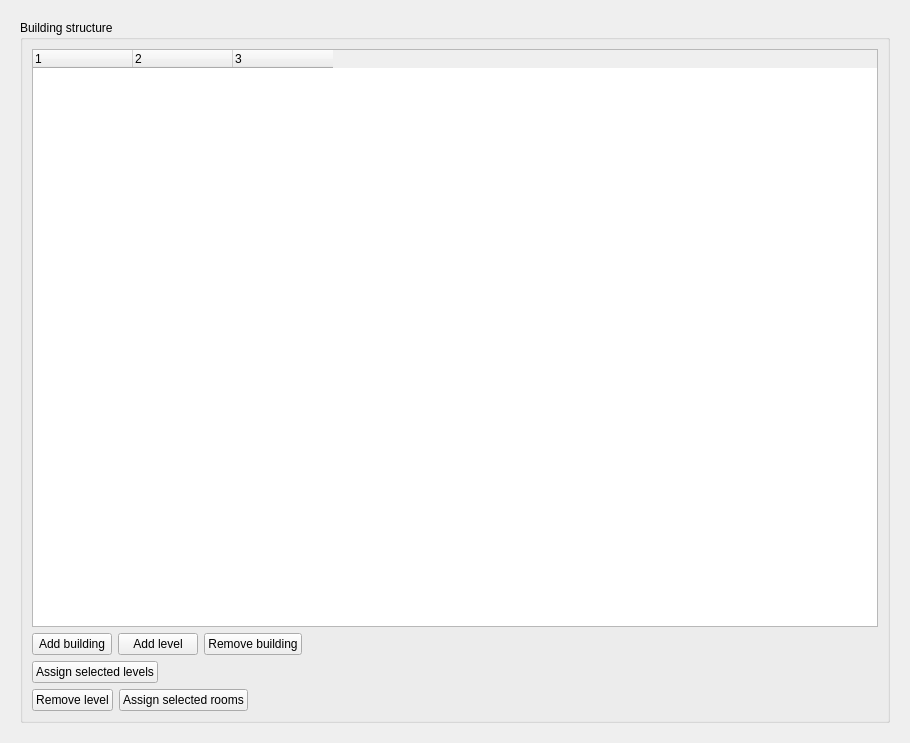
Old version of the form SIM-VICUS/src/SVPropFloorManagerWidget.ui in the repository ghorwin/SIM-VICUS.
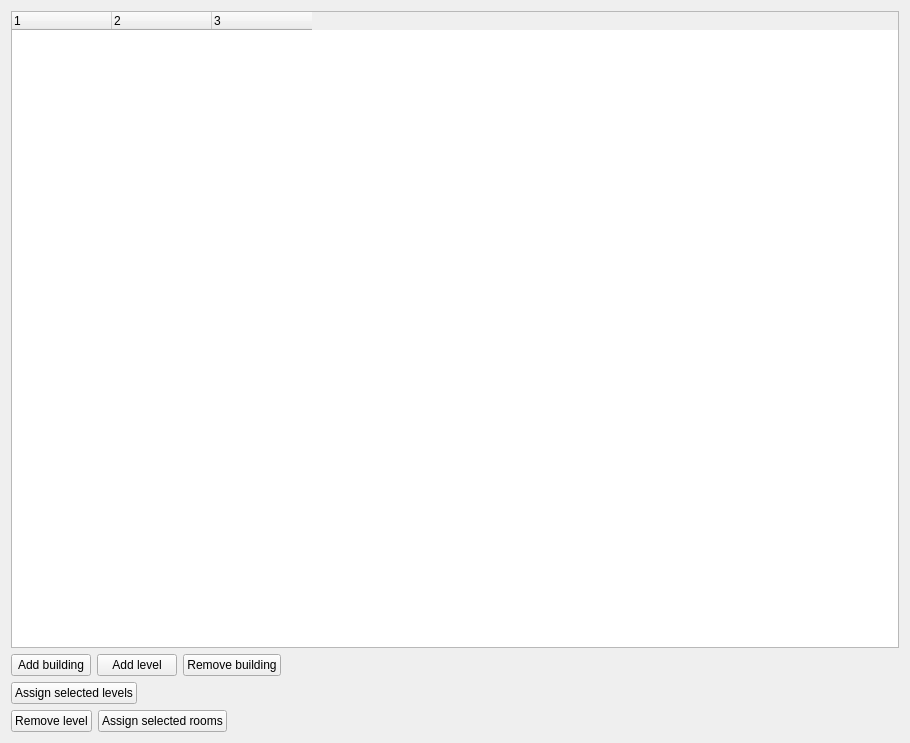
New version of the form. Icons and pictures are not drawn.

Commit message: Cleaned ui of building structure widget (floor manager)

Diff of the .ui file:
```diff
--- a/SIM-VICUS/src/SVPropFloorManagerWidget.ui
+++ b/SIM-VICUS/src/SVPropFloorManagerWidget.ui
@@ -15,16 +15,6 @@
   </property>
   <layout class="QVBoxLayout" name="verticalLayout">
    <item>
-    <widget class="QStackedWidget" name="stackedWidget">
-     <widget class="QWidget" name="page">
-      <layout class="QVBoxLayout" name="verticalLayoutPage">
-       <item>
-        <widget class="QGroupBox" name="groupBox">
-         <property name="title">
-          <string>Building structure</string>
-         </property>
-         <layout class="QVBoxLayout" name="verticalLayout_2">
-          <item>
            <widget class="QTreeWidget" name="treeWidget">
             <property name="alternatingRowColors">
              <bool>true</bool>
@@ -160,14 +150,6 @@
              </spacer>
             </item>
            </layout>
-          </item>
-         </layout>
-        </widget>
-       </item>
-      </layout>
-     </widget>
-     <widget class="QWidget" name="page_2"/>
-    </widget>
    </item>
   </layout>
  </widget>
```
Lines whose indentation alone changed are shown as unchanged.
